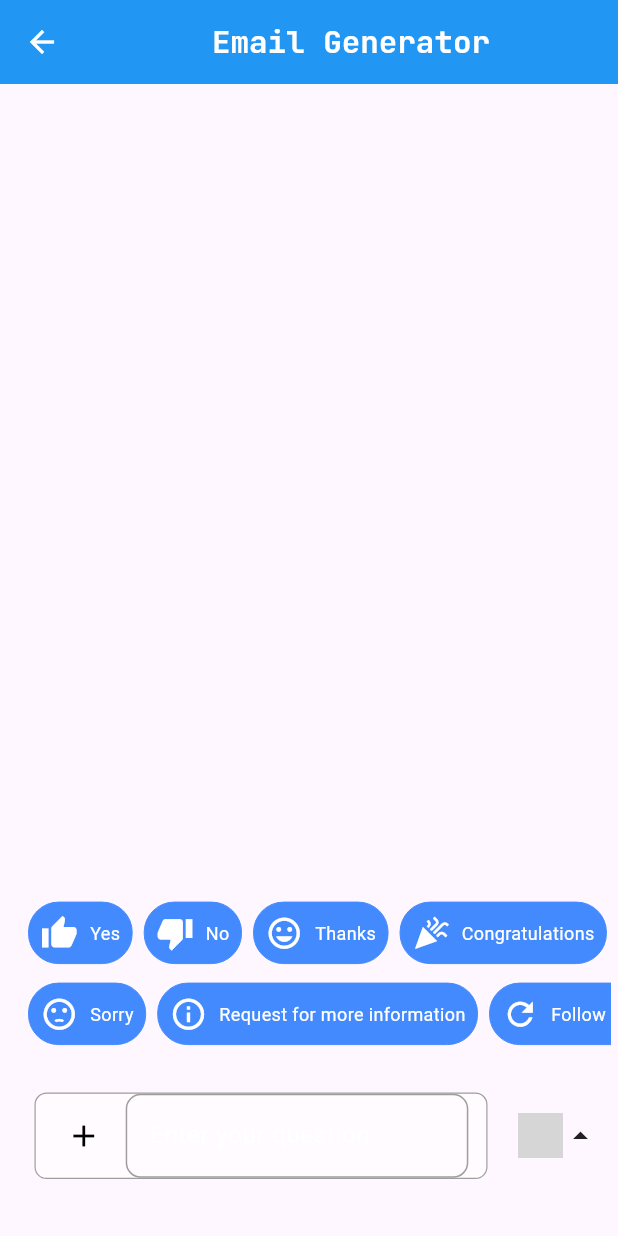
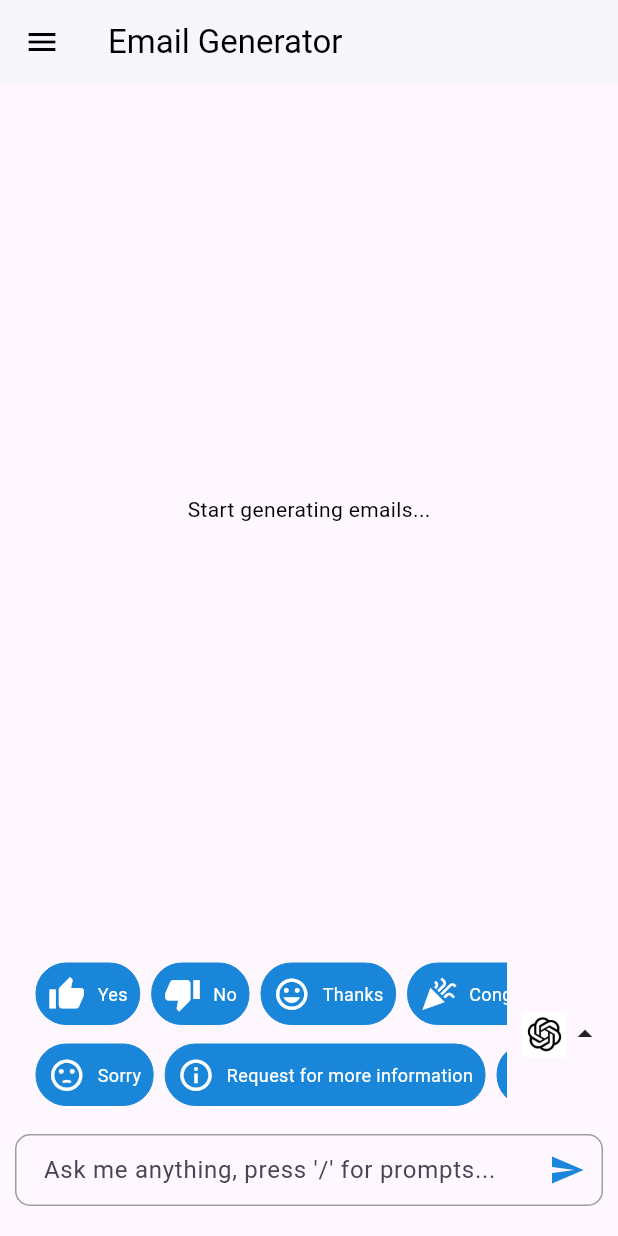
Before and after one commit to trungle1903/Jarvis, a Flutter app: the EmailPage screen opened by its route, on a phone screen of 412 x 824 dp. Run offline on Flutter 3.47's test engine with Material 3 defaults, Android fonts, the light colour scheme and no system bars; our stand-ins replace google_fonts; grey boxes are pictures that could not be loaded.

Commit message:
update email page

```diff
--- a/jarvis/lib/pages/email_page/emailPage.dart
+++ b/jarvis/lib/pages/email_page/emailPage.dart
@@ -1,10 +1,10 @@
 import 'package:flutter/material.dart';
-import 'package:google_fonts/google_fonts.dart';
+import 'package:jarvis/components/sideBar.dart';
 import 'package:jarvis/components/dropdownAI.dart';
+import 'package:jarvis/components/messageTile.dart';
+import 'package:jarvis/components/chatBar.dart';
+import 'package:jarvis/constants/colors.dart';
 import 'package:jarvis/pages/email_page/widgets/emailOptions.dart';
-import 'package:jarvis/components/messageTile.dart';
-
-import '../../components/chatBar.dart';
 
 class EmailPage extends StatefulWidget {
   const EmailPage({super.key});
@@ -15,17 +15,24 @@ class EmailPage extends StatefulWidget {
 
 class _EmailPageState extends State<EmailPage> {
   List<MessageTile> messages = [];
+  final TextEditingController _messageController = TextEditingController();
   final List<Map<String, String>> _aiModels = [
-    {'name': 'Gemini 1.5 Flash', 'logo': 'lib/core/assets/imgs/gemini.png'},
-    {'name': 'Chat GPT 4o', 'logo': 'lib/core/assets/imgs/gpt.png'},
+    {'name': 'Gemini 1.5 Flash', 'logo': 'assets/logos/gemini.png'},
+    {'name': 'Chat GPT 4o', 'logo': 'assets/logos/gpt.png'},
   ];
-  String _currentModelPathLogo = "lib/core/assets/imgs/gpt.png";
+  String _currentModelPathLogo = "assets/logos/gpt.png";
+  String _currentModelName = "Chat GPT 4o";
 
   void onSendMessage(String sendMessage) {
     setState(() {
       messages.add(MessageTile(isAI: false, message: sendMessage));
       messages.add(
-        MessageTile(isAI: true, message: "OK", aiLogo: _currentModelPathLogo),
+        MessageTile(
+          isAI: true,
+          message: "OK",
+          aiLogo: _currentModelPathLogo,
+          aiName: _currentModelName,
+        ),
       );
     });
   }
@@ -33,70 +40,75 @@ class _EmailPageState extends State<EmailPage> {
   @override
   Widget build(BuildContext context) {
     return Scaffold(
+      drawer: const SideBar(selectedIndex: 3),
       appBar: AppBar(
-        title: Row(
-          crossAxisAlignment: CrossAxisAlignment.end,
-          mainAxisAlignment: MainAxisAlignment.center,
-          children: [
-            Text(
+        backgroundColor: Colors.white,
+        elevation: 1,
+        title: const Text(
           "Email Generator",
-              style: GoogleFonts.jetBrainsMono(
-                color: Colors.white,
-                fontWeight: FontWeight.w700,
-                fontSize: MediaQuery.of(context).size.width * 0.05,
+          style: TextStyle(color: Colors.black),
         ),
+        iconTheme: const IconThemeData(color: Colors.black),
       ),
-          ],
-        ),
-        backgroundColor: Colors.blue,
-        iconTheme: const IconThemeData(color: Colors.white),
-      ),
-      body: Padding(
-        padding: const EdgeInsets.all(5),
-        child: Column(
+      body: Column(
         children: [
           Expanded(
-              child: ListView.builder(
+            child:
+                messages.isEmpty
+                    ? const Center(child: Text("Start generating emails..."))
+                    : ListView.builder(
                       itemCount: messages.length,
                       itemBuilder: (context, index) {
                         return messages[index];
                       },
                     ),
           ),
-            //EmailOptionTile(icon: Icons.abc_sharp,label: "ABC",onTap: (){},)
-
-            //EmailOptions(),
-            // ChatBar(),
-            Column(
-              crossAxisAlignment: CrossAxisAlignment.start,
-              children: [
-                EmailOptions(),
-                const SizedBox(height: 5),
-                // ChatBar(),
-                // DropdownAI(),
           Padding(
-                  padding: const EdgeInsets.all(8.0),
+            padding: const EdgeInsets.symmetric(horizontal: 10, vertical: 5),
             child: Row(
               children: [
-                      Expanded(child: ChatBar(onSendMessage: onSendMessage)),
+                Expanded(child: EmailOptions()),
                 const SizedBox(width: 10),
                 DropdownAI(
                   aiModels: _aiModels,
                   onChange: (nameModel) {
+                    setState(() {
+                      _currentModelName = _currentModelName;
                       _currentModelPathLogo =
                           _aiModels.firstWhere(
                             (element) => element['name'] == nameModel,
                           )['logo']!;
+                    });
                   },
                 ),
               ],
             ),
           ),
+
+          Padding(
+            padding: const EdgeInsets.symmetric(horizontal: 10),
+            child: TextField(
+              controller: _messageController,
+              decoration: InputDecoration(
+                hintText: "Ask me anything, press '/' for prompts...",
+                border: OutlineInputBorder(
+                  borderRadius: BorderRadius.circular(20),
+                ),
+                contentPadding: const EdgeInsets.symmetric(
+                  vertical: 10,
+                  horizontal: 15,
+                ),
+                suffixIcon: IconButton(
+                  icon: const Icon(Icons.send, color: jvBlue),
+                  onPressed: () {
+                    onSendMessage(_messageController.text);
+                  },
+                ),
+              ),
+            ),
+          ),
           const SizedBox(height: 20),
         ],
-            ),
-          ],
-        ),
       ),
     );
   }
--- a/jarvis/lib/pages/email_page/widgets/emailOptionTile.dart
+++ b/jarvis/lib/pages/email_page/widgets/emailOptionTile.dart
@@ -1,11 +1,17 @@
 import 'package:flutter/material.dart';
+import 'package:jarvis/constants/colors.dart';
 
 class EmailOptionTile extends StatelessWidget {
   final IconData icon;
   final String label;
   final Function()? onTap;
 
-  const EmailOptionTile({super.key, required this.icon, required this.label, this.onTap});
+  const EmailOptionTile({
+    super.key,
+    required this.icon,
+    required this.label,
+    this.onTap,
+  });
 
   @override
   Widget build(BuildContext context) {
@@ -15,9 +21,9 @@ class EmailOptionTile extends StatelessWidget {
         padding: const EdgeInsets.symmetric(horizontal: 8.0, vertical: 8.0),
         decoration: BoxDecoration(
           shape: BoxShape.rectangle,
-          color: Colors.blueAccent,
+          color: jvBlue,
           borderRadius: BorderRadius.circular(20),
-          border: Border.all(color: Colors.blueAccent, width: 0),
+          border: Border.all(color: jvBlue, width: 0),
         ),
         margin: const EdgeInsets.all(4.0),
         child: Row(
```
Also changed, not shown: jarvis/lib/components/historyDrawer.dart (+7 -3 lines), jarvis/lib/components/sideBar.dart (+18 -2 lines). Lines whose indentation alone changed are shown as unchanged.
